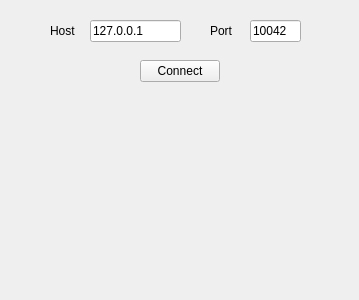
The window that client/ui/loginwindow.ui (pechpo/What-s-up) describes before a commit, drawn with Qt 5.
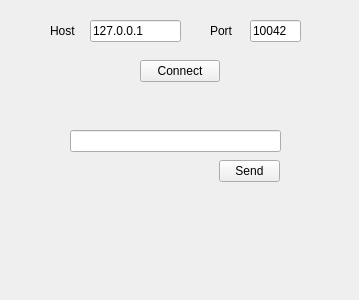
The same window after the commit.

The edit to the form file:
```diff
--- a/client/ui/loginwindow.ui
+++ b/client/ui/loginwindow.ui
@@ -78,6 +78,29 @@
     <string>Connect</string>
    </property>
   </widget>
+  <widget class="QLineEdit" name="sendInput">
+   <property name="geometry">
+    <rect>
+     <x>70</x>
+     <y>130</y>
+     <width>211</width>
+     <height>22</height>
+    </rect>
+   </property>
+  </widget>
+  <widget class="QPushButton" name="sendButton">
+   <property name="geometry">
+    <rect>
+     <x>219</x>
+     <y>160</y>
+     <width>61</width>
+     <height>22</height>
+    </rect>
+   </property>
+   <property name="text">
+    <string>Send</string>
+   </property>
+  </widget>
  </widget>
  <resources/>
  <connections/>
```
